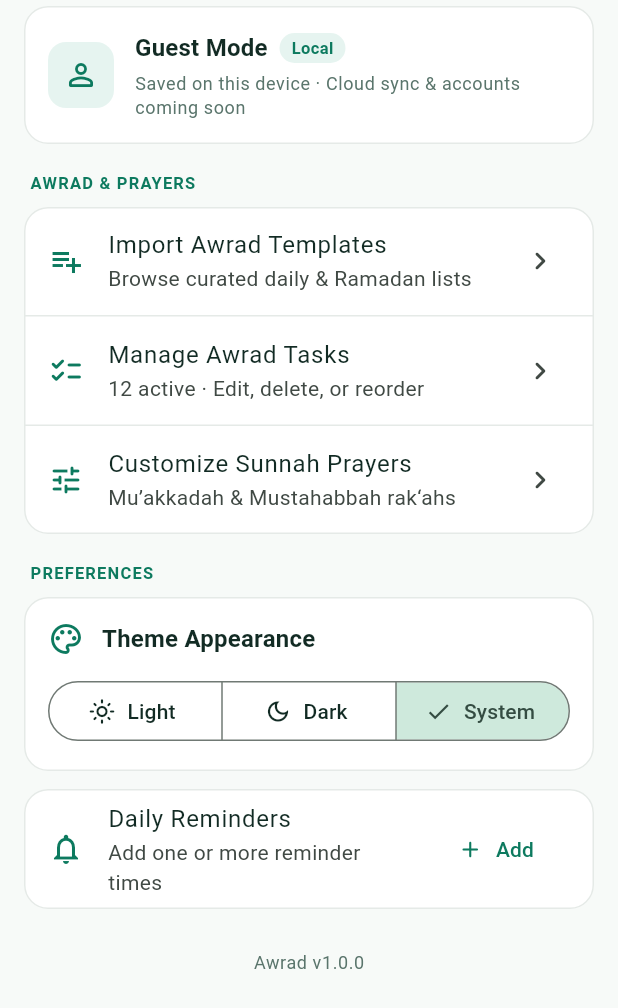
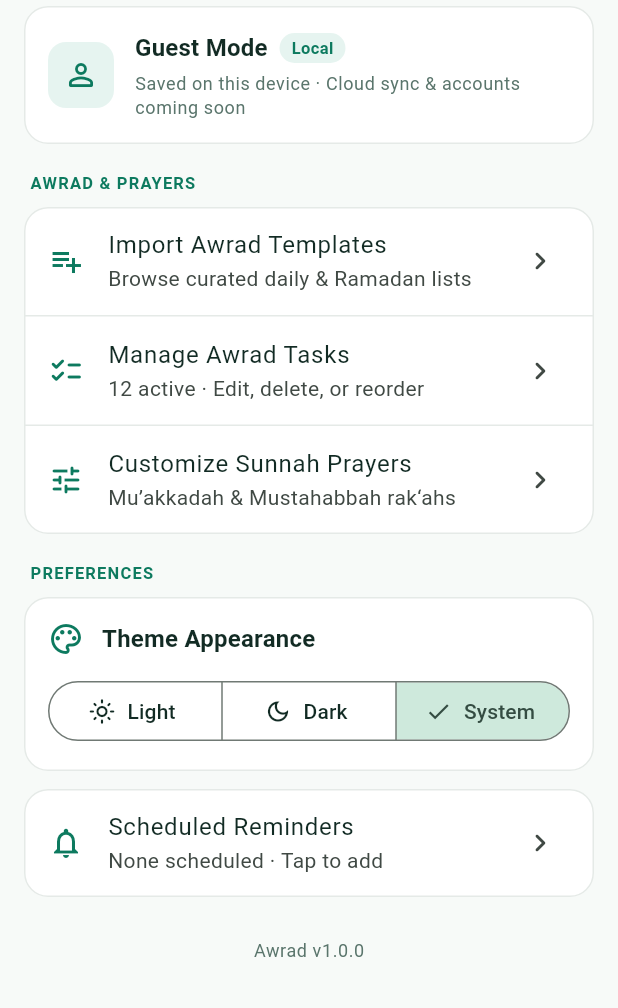
Before and after one commit to othman98shawgan/awrad, a Flutter app: the SettingsPage widget shown alone on an empty page, opened directly, on a phone screen of 412 x 824 dp. Shown: the top 1008 px of the screen. Run offline on Flutter 3.47's test engine with Material 3 defaults, Android fonts, the phone set to English and light mode, and no system bars; our stand-ins replace flutter_local_notifications, flutter_riverpod, flutter_timezone, shared_preferences, timezone, wakelock_plus; accounts and stored records are empty.

Commit message:
feat: add Scheduled Reminders modal with optional notes per reminder

```diff
--- a/lib/models/app_settings.dart
+++ b/lib/models/app_settings.dart
@@ -1,26 +1,31 @@
 import 'package:flutter/material.dart';
 
-/// A single daily reminder entry with an on/off toggle and time of day.
+/// A single daily reminder entry with an on/off toggle, time of day, and optional note.
 class ReminderTime {
   final int hour;
   final int minute;
   final bool enabled;
+  final String? note;
 
   const ReminderTime({
     required this.hour,
     required this.minute,
     this.enabled = true,
+    this.note,
   });
 
   ReminderTime copyWith({
     int? hour,
     int? minute,
     bool? enabled,
+    String? note,
+    bool clearNote = false,
   }) {
     return ReminderTime(
       hour: hour ?? this.hour,
       minute: minute ?? this.minute,
       enabled: enabled ?? this.enabled,
+      note: clearNote ? null : (note ?? this.note),
     );
   }
 
@@ -28,6 +33,7 @@ class ReminderTime {
         'hour': hour,
         'minute': minute,
         'enabled': enabled,
+        if (note != null && note!.isNotEmpty) 'note': note,
       };
 
   factory ReminderTime.fromMap(Map<String, dynamic> map) {
@@ -35,6 +41,7 @@ class ReminderTime {
       hour: (map['hour'] as num?)?.toInt() ?? 20,
       minute: (map['minute'] as num?)?.toInt() ?? 30,
       enabled: (map['enabled'] as bool?) ?? true,
+      note: map['note'] as String?,
     );
   }
 }
--- a/lib/ui/pages/settings_page.dart
+++ b/lib/ui/pages/settings_page.dart
@@ -9,6 +9,7 @@ import '../../services/settings_provider.dart';
 import '../theme/app_theme.dart';
 import '../widgets/manage_awrad_sheet.dart';
 import '../widgets/prayer_sunnah_sheet.dart';
+import '../widgets/reminders_sheet.dart';
 import '../widgets/template_import_sheet.dart';
 
 class SettingsPage extends ConsumerStatefulWidget {
@@ -217,88 +218,16 @@ class _SettingsPageState extends ConsumerState<SettingsPage> {
         ),
         const SizedBox(height: 12),
         Card(
-          child: Column(
-            children: [
-              ListTile(
-                leading:
-                    Icon(Icons.notifications_outlined, color: colors.emerald),
-                title: const Text('Daily Reminders'),
-                subtitle: Text(
-                  settings.reminders.isEmpty
-                      ? 'Add one or more reminder times'
-                      : 'Auto-cancels for today when all Awrad are done',
-                ),
-                trailing: TextButton.icon(
-                  onPressed: () async {
-                    final picked = await showTimePicker(
-                      context: context,
-                      initialTime: const TimeOfDay(hour: 20, minute: 30),
-                    );
-                    if (picked != null) {
-                      await notifier.addReminder(picked);
-                      await NotificationService.instance.requestPermissions();
-                    }
-                  },
-                  icon: const Icon(Icons.add_rounded, size: 18),
-                  label: const Text('Add'),
-                ),
-              ),
-              for (int i = 0; i < settings.reminders.length; i++) ...[
-                const Divider(),
-                ListTile(
-                  leading: Icon(
-                    Icons.schedule_rounded,
-                    color: settings.reminders[i].enabled
-                        ? colors.emerald
-                        : colors.mutedText,
-                  ),
-                  title: Text(
-                    TimeOfDay(
-                      hour: settings.reminders[i].hour,
-                      minute: settings.reminders[i].minute,
-                    ).format(context),
-                    style: const TextStyle(fontWeight: FontWeight.w600),
-                  ),
-                  onTap: () async {
-                    final picked = await showTimePicker(
-                      context: context,
-                      initialTime: TimeOfDay(
-                        hour: settings.reminders[i].hour,
-                        minute: settings.reminders[i].minute,
-                      ),
-                    );
-                    if (picked != null) {
-                      await notifier.updateReminderTime(i, picked);
-                    }
-                  },
-                  trailing: Row(
-                    mainAxisSize: MainAxisSize.min,
-                    children: [
-                      Switch(
-                        value: settings.reminders[i].enabled,
-                        activeThumbColor: colors.emerald,
-                        onChanged: (val) async {
-                          await notifier.toggleReminder(i, val);
-                          if (val) {
-                            await NotificationService.instance
-                                .requestPermissions();
-                          }
-                        },
-                      ),
-                      IconButton(
-                        tooltip: 'Delete reminder',
-                        icon: Icon(
-                          Icons.delete_outline_rounded,
-                          size: 20,
-                          color: colors.mutedText,
-                        ),
-                        onPressed: () => notifier.removeReminder(i),
-                      ),
-                    ],
-                  ),
-                ),
-              ],
-            ],
+          child: ListTile(
+            leading: Icon(Icons.notifications_outlined, color: colors.emerald),
+            title: const Text('Scheduled Reminders'),
+            subtitle: Text(
+              settings.reminders.isEmpty
+                  ? 'None scheduled · Tap to add'
+                  : '${settings.reminders.where((r) => r.enabled).length} active · ${settings.reminders.length} total',
+            ),
+            trailing: const Icon(Icons.chevron_right_rounded),
+            onTap: () => showRemindersSheet(context),
           ),
         ),
         if (settings.developerModeEnabled) ...[
```
Also changed, not shown: lib/services/notification_service.dart (+9 -4 lines), lib/services/settings_provider.dart (+21 -4 lines), lib/ui/widgets/reminders_sheet.dart (added, +307 -0 lines), 2 other files.
